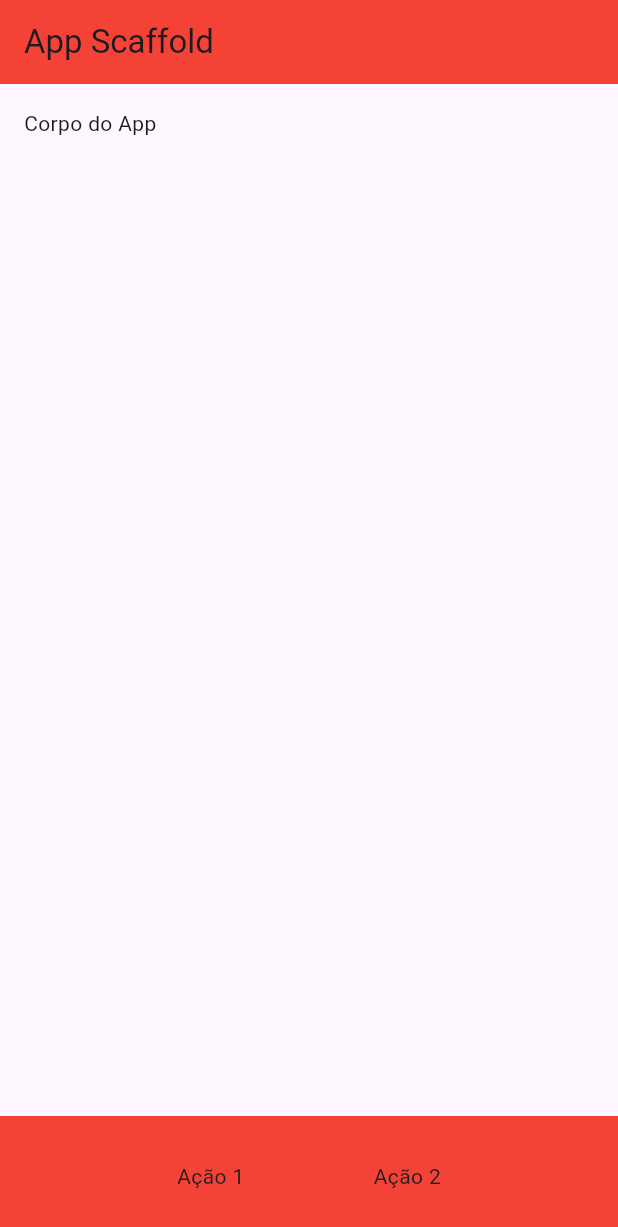
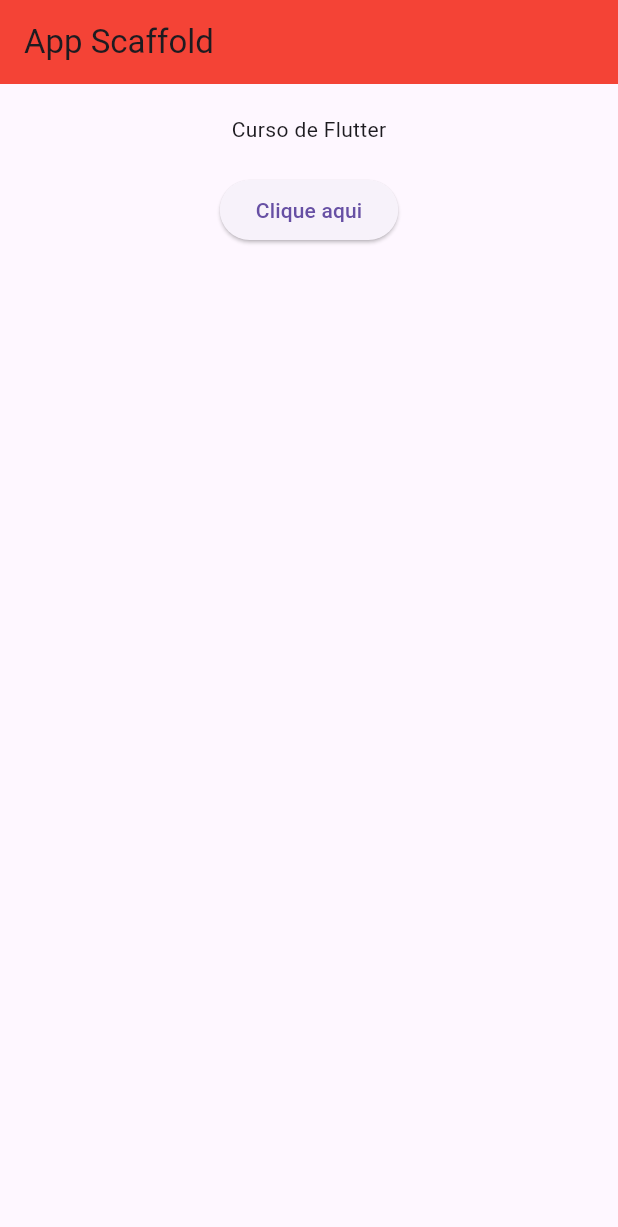
Before and after one commit to roberiosouza/scaffold-app1, a Flutter app: the screen it shows after launch, on a phone screen of 412 x 824 dp. Shown: the top 1227 px of the screen. Run offline on Flutter 3.47's test engine with Material 3 defaults, Android fonts, the phone set to English and light mode, and no system bars.

```diff
--- a/lib/main.dart
+++ b/lib/main.dart
@@ -1,9 +1,61 @@
 import 'package:flutter/material.dart';
 
 void main() {
-  runApp(MaterialApp(
-    debugShowCheckedModeBanner: false,
-    home: Scaffold(
+  runApp(MaterialApp(debugShowCheckedModeBanner: false, home: HomeStatefull()));
+}
+
+class HomeStatefull extends StatefulWidget {
+  const HomeStatefull({super.key});
+
+  @override
+  State<HomeStatefull> createState() => _HomeStatefullState();
+}
+
+class _HomeStatefullState extends State<HomeStatefull> {
+  var _texto = "Curso de Flutter";
+
+  @override
+  Widget build(BuildContext context) {
+    return (Scaffold(
+        appBar: AppBar(
+          title: Text("App Scaffold"),
+          backgroundColor: Colors.red,
+        ),
+        body: Container(
+          alignment: Alignment.topCenter,
+          margin: EdgeInsets.only(top: 20),
+          child: Column(
+            children: [
+              Text(_texto),
+              Padding(padding: EdgeInsets.only(top: 20)),
+              ElevatedButton(
+                  onPressed: (){
+                    setState(() {
+                      _texto = "Texto alterado pelo statefull";
+                    }
+                );
+              },
+                  child: Text("Clique aqui")
+              )
+            ],
+          ),
+        )
+      )
+    );
+  }
+}
+
+/***
+ * Usando Stateless
+
+class Home extends StatelessWidget {
+  const Home({super.key});
+
+  @override
+  Widget build(BuildContext context) {
+
+    return (
+        Scaffold(
           appBar: AppBar(
             title: Text("App Scaffold"),
             backgroundColor: Colors.red,
@@ -26,5 +78,8 @@ void main() {
             ),
           ),
         )
-  ));
+    );
+
   }
+}
+ */
```
Lines whose indentation alone changed are shown as unchanged.
